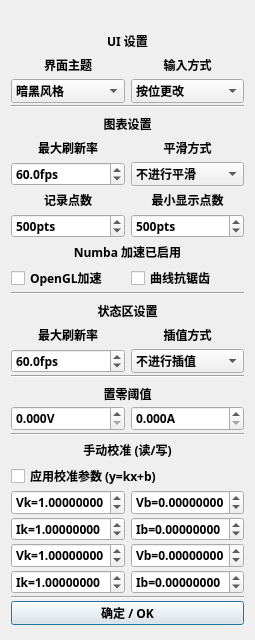
First picture: the form in gui_source/mdp_gui_template/graphics.ui, repository ElluIFX/DP100-PyQt5-GUI, before the edit.
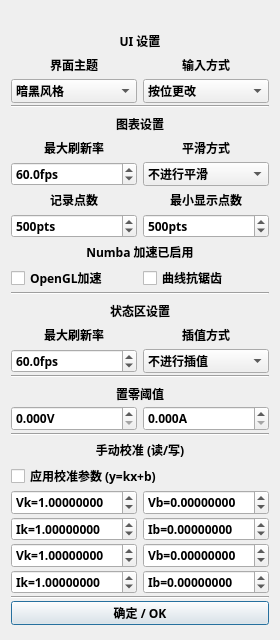
Second picture: the form after the edit.

Diff of the .ui file:
```diff
--- a/gui_source/mdp_gui_template/graphics.ui
+++ b/gui_source/mdp_gui_template/graphics.ui
@@ -12,7 +12,7 @@
    <rect>
     <x>0</x>
     <y>0</y>
-    <width>255</width>
+    <width>280</width>
     <height>640</height>
    </rect>
   </property>
@@ -24,13 +24,13 @@
   </property>
   <property name="minimumSize">
    <size>
-    <width>242</width>
+    <width>280</width>
     <height>640</height>
    </size>
   </property>
   <property name="maximumSize">
    <size>
-    <width>266</width>
+    <width>280</width>
     <height>640</height>
    </size>
   </property>
```
